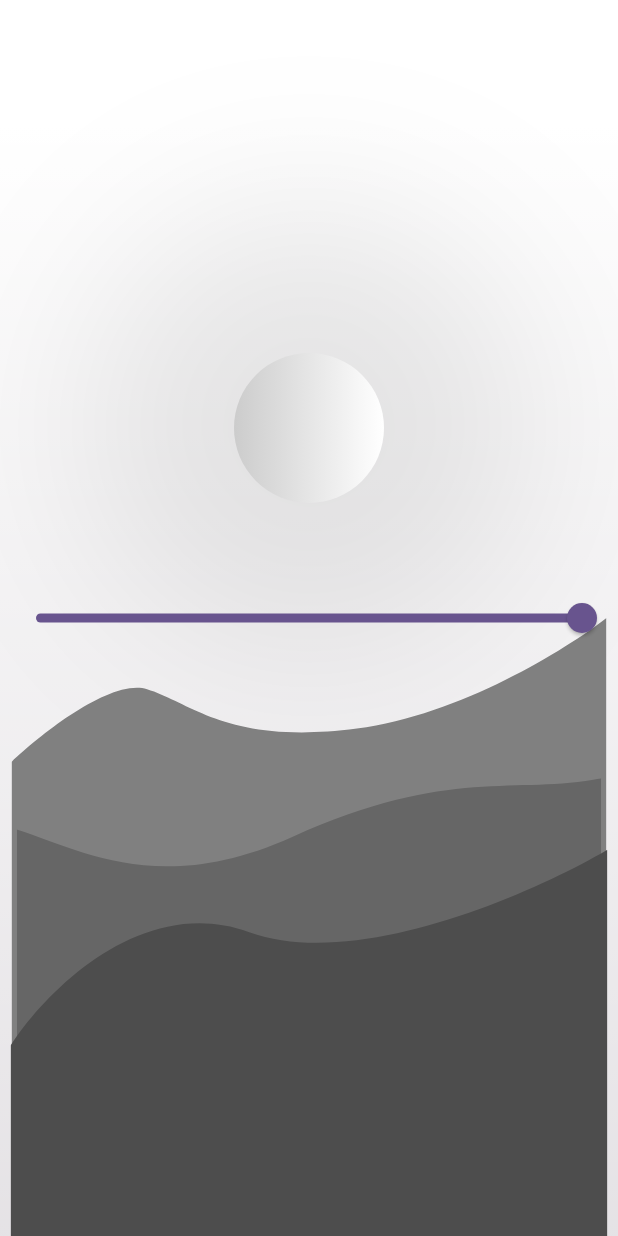
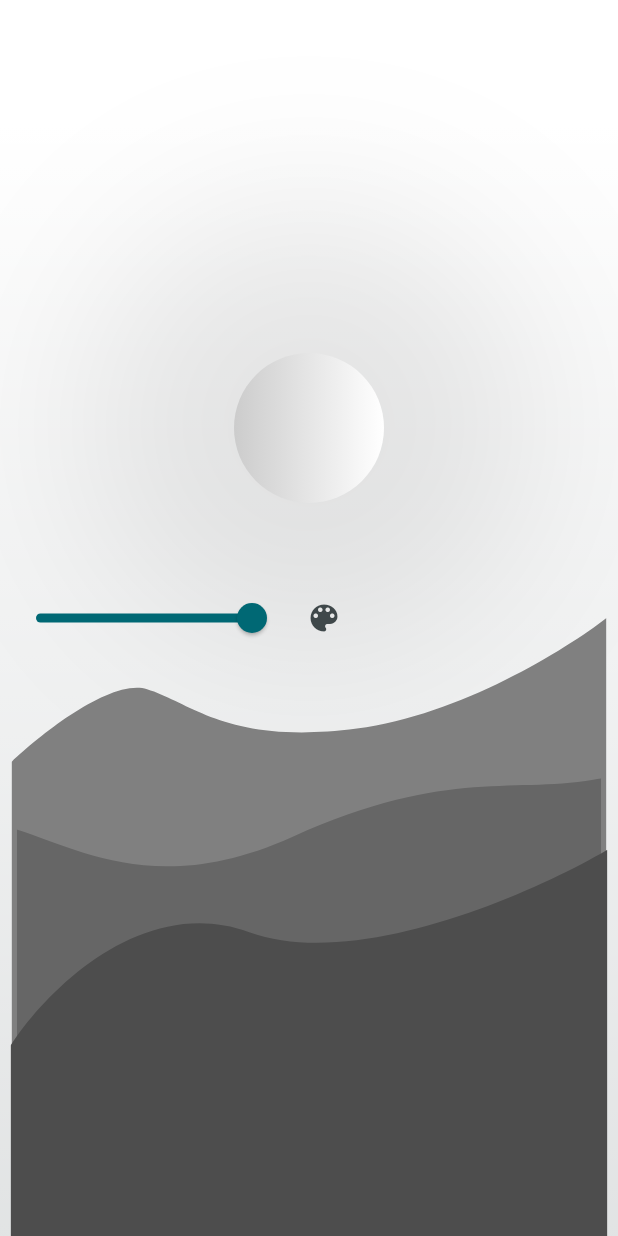
Before and after one commit to MiroKeimioniemi/LED-zeppelin-app, a Flutter app: the screen it shows after launch, on a phone screen of 412 x 824 dp. Run offline on Flutter 3.47's test engine with Material 3 defaults, Android fonts, the phone set to English and light mode, and no system bars; our stand-ins replace flutter_colorpicker, flutter_svg.

Commit message:
Added a color selector

```diff
--- a/lib/main.dart
+++ b/lib/main.dart
@@ -1,5 +1,6 @@
 import 'package:flutter/material.dart';
 import 'package:flutter/services.dart';
+import 'package:flutter_colorpicker/flutter_colorpicker.dart';
 import 'package:led_zeppelin_app/components/celestial.dart';
 import 'package:provider/provider.dart';
 
@@ -44,6 +45,11 @@ class LampState extends ChangeNotifier {
     _brightness = brightness;
     notifyListeners();
   }
+
+  void setColor(Color color) {
+    _color = color;
+    notifyListeners();
+  }
 }
 
 class LEDZeppelinApp extends StatelessWidget {
@@ -55,7 +61,7 @@ class LEDZeppelinApp extends StatelessWidget {
     return MaterialApp(
       title: 'LED Zeppelin App',
       theme: ThemeData(
-        colorScheme: ColorScheme.fromSeed(seedColor: Colors.deepPurple),
+        colorScheme: ColorScheme.fromSeed(seedColor: Colors.white),
         useMaterial3: true,
       ),
       home: const MyHomePage(title: 'LED Zeppelin App Home Page'),
@@ -89,10 +95,9 @@ class _MyHomePageState extends State<MyHomePage> {
           // CelestialBody widget is the sun/moon element that indicates the brightness level and the selected color
           Consumer<LampState>(
             builder: (context, lampState, child) => CelestialBody(
-              isDay: true,
-              brightness: lampState.brightness,
-              color: lampState.color
-              ),
+                isDay: true,
+                brightness: lampState.brightness,
+                color: lampState.color),
           ),
           // Midground widget is the topmost background element
           Expanded(
@@ -107,162 +112,44 @@ class _MyHomePageState extends State<MyHomePage> {
               ),
             ),
           ),
-          Consumer<LampState>(
-            builder: (context, lampState, child) =>
-              Slider(value: lampState.brightness, onChanged: (double value) {lampState.setBrightness(value);}),
-            ),
+          Row(
+            children: [
+              Consumer<LampState>(
+                builder: (context, lampState, child) => Slider(
+                    value: lampState.brightness,
+                    max: 1.0,
+                    // divisions: 250,
+                    // label: '${(lampState.brightness * 100).toInt()}%',
+                    onChanged: (double value) {
+                      lampState.setBrightness(value);
+                    }),
+              ),
+              Consumer<LampState>(
+                builder: (context, lampState, child) => IconButton(
+                  icon: Icon(Icons.color_lens),
+                  onPressed: () {
+                    showModalBottomSheet(
+                      context: context,
 
+                      builder: (BuildContext context) {
+                        return SingleChildScrollView(
+                          child: HueRingPicker(
+                            pickerColor: lampState.color,
+                            hueRingStrokeWidth: 30,
+                            onColorChanged: (Color color) {
+                              lampState.setColor(color);
+                            },
+                          ),
+                        );
+                      },
+                    );
+                  },
+                ),
+              ),
+            ],
+          ),
         ],
       ),
     );
   }
 }
-
-
-// ChatGPT version
-
-
-// import 'package:flutter/material.dart';
-// import 'package:flutter_colorpicker/flutter_colorpicker.dart';
-
-// void main() {
-//   runApp(MyApp());
-// }
-
-// class MyApp extends StatelessWidget {
-//   @override
-//   Widget build(BuildContext context) {
-//     return MaterialApp(
-//       title: 'Sun and Moon Slider',
-//       theme: ThemeData(
-//         primarySwatch: Colors.blue,
-//       ),
-//       home: MyHomePage(),
-//     );
-//   }
-// }
-
-// class MyHomePage extends StatefulWidget {
-//   @override
-//   _MyHomePageState createState() => _MyHomePageState();
-// }
-
-// class _MyHomePageState extends State<MyHomePage> {
-//   double _sliderValue = 0.5;
-//   Color _selectedColor = Colors.orange;
-//   List<TimeOfDay> _alarms = [];
-
-//   void _openColorPicker() {
-//     showDialog(
-//       context: context,
-//       builder: (BuildContext context) {
-//         return AlertDialog(
-//           title: Text('Pick a color'),
-//           content: SingleChildScrollView(
-//             child: ColorPicker(
-//               pickerColor: _selectedColor,
-//               onColorChanged: (Color color) {
-//                 setState(() {
-//                   _selectedColor = color;
-//                 });
-//               },
-//             ),
-//           ),
-//           actions: <Widget>[
-//             ElevatedButton(
-//               child: Text('Got it'),
-//               onPressed: () {
-//                 Navigator.of(context).pop();
-//               },
-//             ),
-//           ],
-//         );
-//       },
-//     );
-//   }
-
-//   void _setAlarm() async {
-//     final TimeOfDay? picked = await showTimePicker(
-//       context: context,
-//       initialTime: TimeOfDay.now(),
-//     );
-//     if (picked != null) {
-//       setState(() {
-//         _alarms.add(picked);
-//       });
-//     }
-//   }
-
-//   @override
-//   Widget build(BuildContext context) {
-//     return Scaffold(
-//       appBar: AppBar(
-//         title: Text('Sun and Moon Slider'),
-//         actions: [
-//           IconButton(
-//             icon: Icon(Icons.alarm_add),
-//             onPressed: _setAlarm,
-//           ),
-//         ],
-//       ),
-//       body: Stack(
-//         children: [
-//           Container(
-//             decoration: BoxDecoration(
-//               gradient: LinearGradient(
-//                 begin: Alignment.topCenter,
-//                 end: Alignment.bottomCenter,
-//                 colors: [_selectedColor.withOpacity(0.5), Colors.black],
-//                 stops: [_sliderValue, _sliderValue],
-//               ),
-//             ),
-//           ),
-//           Column(
-//             children: <Widget>[
-//               Expanded(
-//                 child: Stack(
-//                   children: [
-//                     Positioned(
-//                       left: MediaQuery.of(context).size.width / 2 - 50,
-//                       bottom: _sliderValue * MediaQuery.of(context).size.height - 100,
-//                       child: Icon(
-//                         _sliderValue < 0.5 ? Icons.nightlight_round : Icons.wb_sunny,
-//                         color: Colors.white,
-//                         size: 100,
-//                       ),
-//                     ),
-//                   ],
-//                 ),
-//               ),
-//               Slider(
-//                 value: _sliderValue,
-//                 onChanged: (double value) {
-//                   setState(() {
-//                     _sliderValue = value;
-//                   });
-//                 },
-//               ),
-//               ElevatedButton(
-//                 onPressed: _openColorPicker,
-//                 child: Text('Pick Color'),
-//               ),
-//               Expanded(
-//                 child: ListView.builder(
-//                   itemCount: _alarms.length,
-//                   itemBuilder: (context, index) {
-//                     return ListTile(
-//                       title: Text(
-//                         _alarms[index].format(context),
-//                         style: TextStyle(color: Colors.white),
-//                       ),
-//                     );
-//                   },
-//                 ),
-//               ),
-//             ],
-//           ),
-//         ],
-//       ),
-//     );
-//   }
-// }
```
